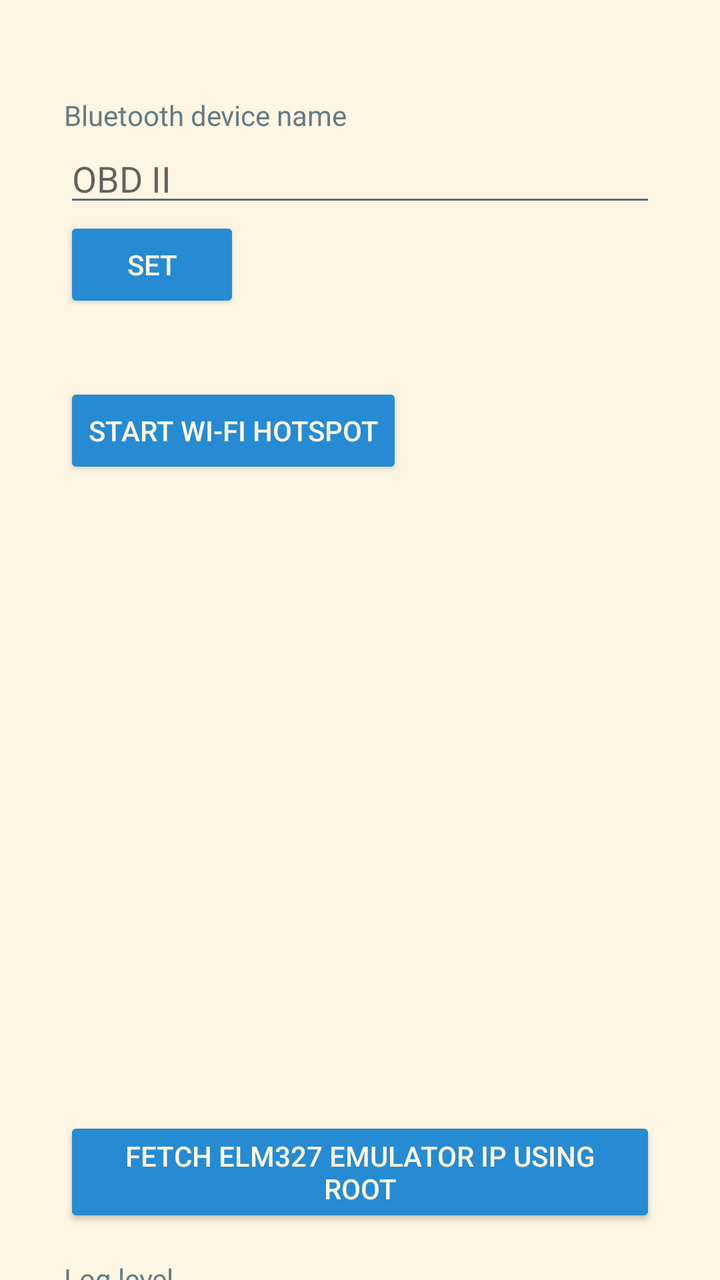
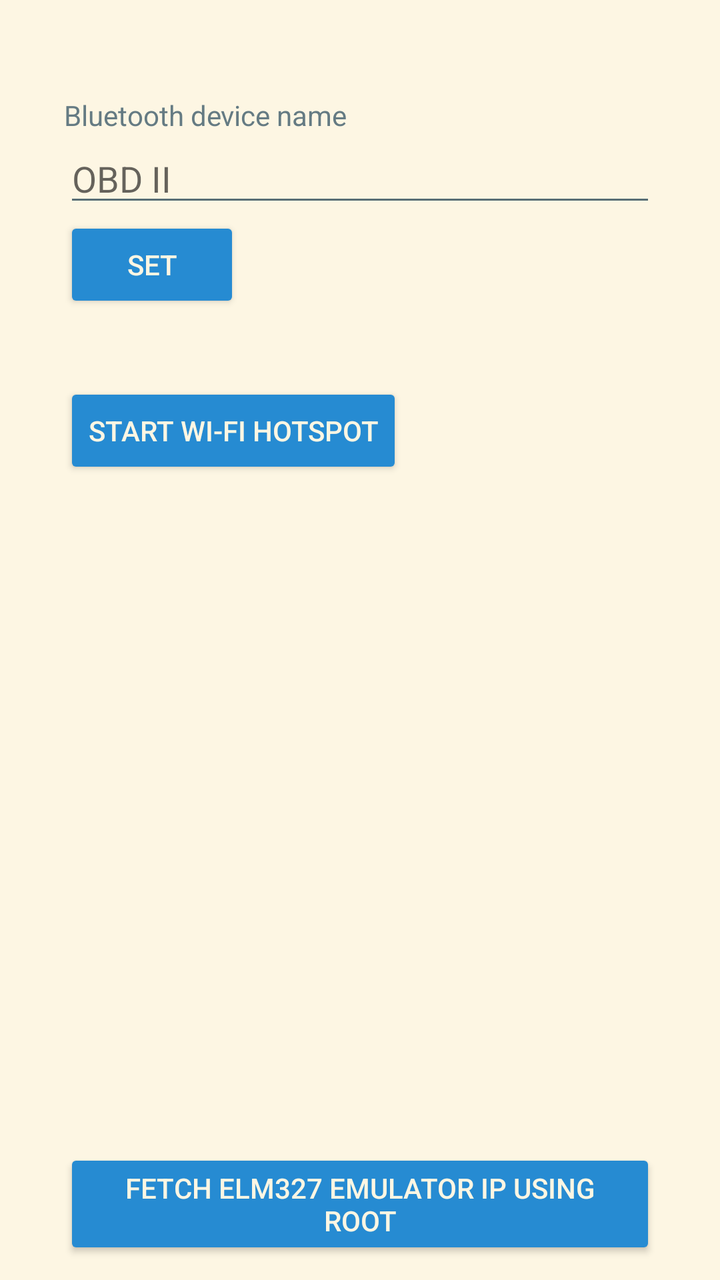

Two renders of the same Android screen: before a commit and after it. Below are the layout's source before the change and the commit's diff.
<!-- AndroidManifest.xml: application theme Theme.Solarized -->
<!-- res/layout/settings.xml -->
<?xml version="1.0" encoding="utf-8"?>
<androidx.core.widget.NestedScrollView xmlns:android="http://schemas.android.com/apk/res/android"
    android:id="@+id/settingsScroll"
    android:layout_width="match_parent"
    android:layout_height="match_parent"
    android:fillViewport="true">

    <LinearLayout
        android:id="@+id/rootContainer"
        android:layout_width="match_parent"
        android:layout_height="wrap_content"
        android:orientation="vertical"
        android:padding="32dp">

        
        <LinearLayout
            android:id="@+id/btContainer"
            android:layout_width="match_parent"
            android:layout_height="wrap_content"
            android:orientation="vertical"
            android:paddingTop="16dp">

            <TextView
                android:id="@+id/btLabel"
                android:layout_width="wrap_content"
                android:layout_height="wrap_content"
                android:text="@string/settings_btLabel" />

            <EditText
                android:id="@+id/btNameEdit"
                android:layout_width="match_parent"
                android:layout_height="wrap_content"
                android:hint="@string/settings_btHint" />

            <Button
                android:id="@+id/btApplyBtn"
                android:layout_width="wrap_content"
                android:layout_height="wrap_content"
                android:text="@string/settings_btApply" />

            
            <LinearLayout
                android:id="@+id/bleConfigContainer"
                android:layout_width="match_parent"
                android:layout_height="wrap_content"
                android:orientation="vertical"
                android:paddingTop="16dp"
                android:visibility="gone">

                <TextView
                    android:layout_width="wrap_content"
                    android:layout_height="wrap_content"
                    android:text="@string/settings_ble_profiles_title" />

                <Spinner
                    android:id="@+id/bleProfileSpinner"
                    android:layout_width="match_parent"
                    android:layout_height="wrap_content" />

                
                <LinearLayout
                    android:id="@+id/customBleContainer"
                    android:layout_width="match_parent"
                    android:layout_height="wrap_content"
                    android:orientation="vertical">

                    <TextView
                        android:layout_width="wrap_content"
                        android:layout_height="wrap_content"
                        android:text="@string/settings_ble_profile_service_uuid" />

                    <EditText
                        android:id="@+id/customServiceUuid"
                        android:layout_width="match_parent"
                        android:layout_height="wrap_content"
                        android:inputType="textCapCharacters|textNoSuggestions"
                        android:hint="6E400001-B5A3-F393-E0A9-E50E24DCCA9E" />

                    <TextView
                        android:layout_width="wrap_content"
                        android:layout_height="wrap_content"
                        android:text="@string/settings_ble_profile_tx_uuid" />

                    <EditText
                        android:id="@+id/customTxUuid"
                        android:layout_width="match_parent"
                        android:layout_height="wrap_content"
                        android:inputType="textCapCharacters|textNoSuggestions"
                        android:hint="6E400003-B5A3-F393-E0A9-E50E24DCCA9E" />

                    <TextView
                        android:layout_width="wrap_content"
                        android:layout_height="wrap_content"
                        android:text="@string/settings_ble_profile_rx_uuid" />

                    <EditText
                        android:id="@+id/customRxUuid"
                        android:layout_width="match_parent"
                        android:layout_height="wrap_content"
                        android:inputType="textCapCharacters|textNoSuggestions"
                        android:hint="6E400002-B5A3-F393-E0A9-E50E24DCCA9E" />

                </LinearLayout>

            </LinearLayout>
        </LinearLayout>

        <LinearLayout
            android:id="@+id/wifiContainer"
            android:layout_width="match_parent"
            android:layout_height="wrap_content"
            android:orientation="vertical"
            android:paddingTop="16dp">

            <TextView
                android:id="@+id/settings_wifi_startBtn_hotspot_error_return"
                android:layout_width="wrap_content"
                android:layout_height="wrap_content"
                android:text="@string/settings_wifi_startBtn_hotspot_error_return" />
            
            <Button
                android:id="@+id/settings_wifi_startBtn"
                android:layout_width="wrap_content"
                android:layout_height="wrap_content"
                android:text="@string/settings_wifi_startBtn" />
            
            <ImageView
                android:id="@+id/settings_wifi_qrCode"
                android:layout_width="300dp"
                android:layout_height="300dp"
                android:layout_gravity="center"/>

            <TextView
                android:id="@+id/settings_wifi_hotspot_gatewayIp"
                android:layout_width="wrap_content"
                android:layout_height="wrap_content"
                android:longClickable="true"
                android:focusable="true"
                android:focusableInTouchMode="true"
                android:textIsSelectable="true"
                android:text="" />

            <Button
                android:id="@+id/settings_wifi_hotspot_gatewayIpBtn"
                android:layout_width="wrap_content"
                android:layout_height="wrap_content"
                android:text="@string/settings_wifi_hotspot_gatewayIpBtn" />

        </LinearLayout>

        
        <TextView
            android:id="@+id/logLevelLabel"
            android:layout_width="wrap_content"
            android:layout_height="wrap_content"
            android:text="@string/settings_logLevelLabel"
            android:paddingTop="16dp" />

        <Spinner
            android:id="@+id/logLevelSpinner"
            android:layout_width="match_parent"
            android:layout_height="wrap_content" />

        <LinearLayout
            android:layout_width="match_parent"
            android:layout_height="wrap_content"
            android:layout_marginTop="16dp"
            android:orientation="horizontal"
            android:gravity="center_vertical">

            <androidx.appcompat.widget.SwitchCompat
                android:id="@+id/settings_log_exchange_dup_search"
                android:layout_width="0dp"
                android:layout_height="wrap_content"
                android:layout_weight="1"
                android:text="@string/settings_log_exchange_dup_search" />

            <EditText
                android:id="@+id/settings_log_exchange_dup_search_depth"
                android:layout_width="64dp"
                android:layout_height="wrap_content"
                android:layout_marginStart="12dp"
                android:ems="3"
                android:gravity="center"
                android:hint="5"
                android:inputType="number"
                android:maxLength="3"
                android:singleLine="true" />

        </LinearLayout>

        
        <TextView
            android:id="@+id/networkLabel"
            android:layout_width="wrap_content"
            android:layout_height="wrap_content"
            android:text="@string/settings_networkLabel"
            android:paddingTop="16dp" />

        <Spinner
            android:id="@+id/networkSpinner"
            android:layout_width="match_parent"
            android:layout_height="wrap_content" />

        
        <TextView
            android:id="@+id/elmTitle"
            android:layout_width="wrap_content"
            android:layout_height="wrap_content"
            android:text="@string/settings_elmTitle"
            android:textSize="18sp"
            android:paddingTop="32dp" />

        <Spinner
            android:id="@+id/protocolSpinner"
            android:layout_width="match_parent"
            android:layout_height="wrap_content" />

    </LinearLayout>
</androidx.core.widget.NestedScrollView>
<!-- resources referenced by this layout -->
<resources>
  <string name="settings_ble_profile_rx_uuid">RX Characteristic UUID</string>
  <string name="settings_ble_profile_service_uuid">Service UUID</string>
  <string name="settings_ble_profile_tx_uuid">TX Characteristic UUID</string>
  <string name="settings_ble_profiles_title">BLE UART Profile</string>
  <string name="settings_btApply">Set</string>
  <string name="settings_btHint">OBD II</string>
  <string name="settings_btLabel">Bluetooth device name</string>
  <string name="settings_elmTitle">ELM327 parameters</string>
  <string name="settings_logLevelLabel">Log level</string>
  <string name="settings_log_exchange_dup_search">Group duplicate entries</string>
  <string name="settings_networkLabel">Networking mode</string>
  <string name="settings_wifi_hotspot_gatewayIpBtn">Fetch ELM327 emulator IP using root</string>
  <string name="settings_wifi_startBtn">Start Wi-Fi Hotspot</string>
  <string name="settings_wifi_startBtn_hotspot_error_return" />
  <style name="Theme.Solarized" parent="Theme.AppCompat.Light.NoActionBar">
          <item name="colorPrimary">@color/sol_base2</item>
          <item name="colorPrimaryDark">@color/sol_base1</item>
          <item name="colorAccent">@color/sol_blue</item>
  
          <item name="android:windowBackground">@color/sol_base3</item>
          <item name="android:colorBackground">@color/sol_base3</item>
          <item name="android:textColor">@color/sol_base00</item>
          <item name="colorOnPrimary">@color/sol_base00</item>
          <item name="android:textColorSecondary">@color/sol_base01</item>
  
          <item name="android:textViewStyle">@style/Solarized.TextView.Light</item>
          <item name="android:editTextStyle">@style/Solarized.EditText.Light</item>
          <item name="android:buttonStyle">@style/Solarized.Button.Light</item>
          <item name="android:checkboxStyle">@style/Solarized.CheckBox.Light</item>
          <item name="android:alertDialogTheme">@style/Solarized.TextView.AlertDialog.Light</item>
      </style>
  <color name="sol_base2">#eee8d5</color>
  <color name="sol_base1">#93a1a1</color>
  <color name="sol_blue">#268bd2</color>
  <color name="sol_base3">#fdf6e3</color>
  <color name="sol_base00">#657b83</color>
  <color name="sol_base01">#586e75</color>
  <style name="Solarized.TextView.Light" parent="TextAppearance.AppCompat">
          <item name="android:textColor">@color/sol_base00</item>
      </style>
  <style name="Solarized.EditText.Light" parent="Widget.AppCompat.EditText">
          <item name="android:textColor">@color/sol_base00</item>
          <item name="android:textColorHint">@color/sol_base01</item>
          <item name="android:backgroundTint">@color/sol_base1</item>
      </style>
  <style name="Solarized.Button.Light" parent="Widget.AppCompat.Button">
          <item name="android:textColor">@color/sol_base3</item>
          <item name="android:backgroundTint">@color/sol_blue</item>
      </style>
  <style name="Solarized.CheckBox.Light" parent="Widget.AppCompat.CompoundButton.CheckBox">
          <item name="android:textColor">@color/sol_base00</item>
          <item name="buttonTint">@color/sol_cyan</item>
      </style>
  <style name="Solarized.TextView.AlertDialog.Light" parent="Theme.AppCompat.Dialog.Alert">
          <item name="android:background">@color/sol_base2</item>
      </style>
  <color name="sol_cyan">#2aa198</color>
</resources>

<!-- the commit's change to res/layout/settings.xml (unified diff, before → after) -->
@@ -138,6 +138,7 @@
                 android:focusable="true"
                 android:focusableInTouchMode="true"
                 android:textIsSelectable="true"
+                android:paddingTop="16dp"
                 android:text="" />
 
             <Button
